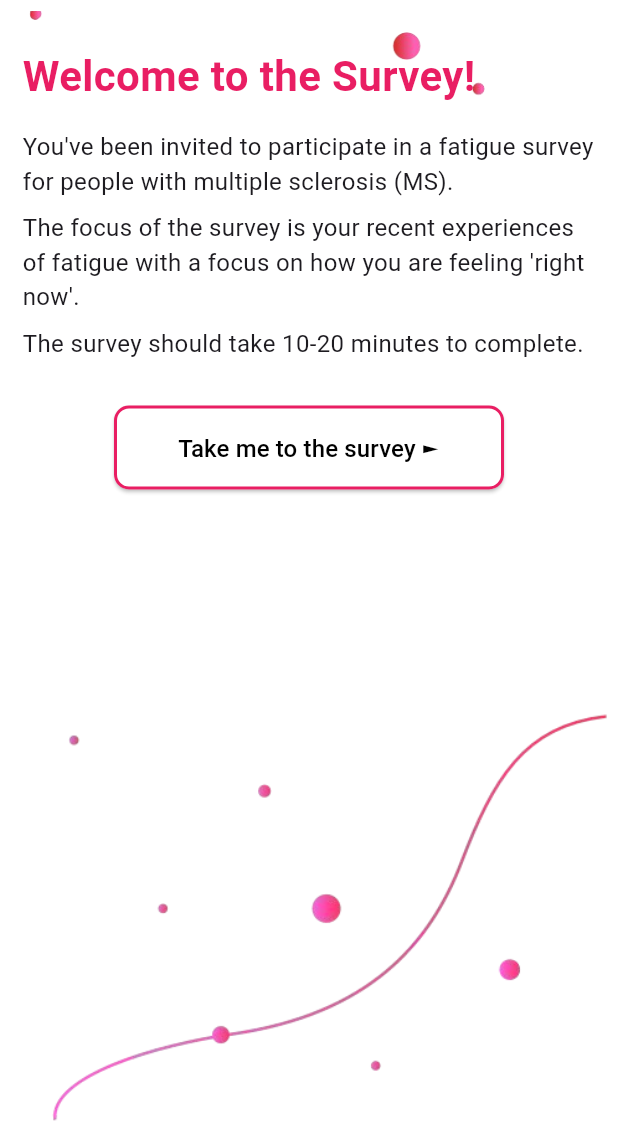
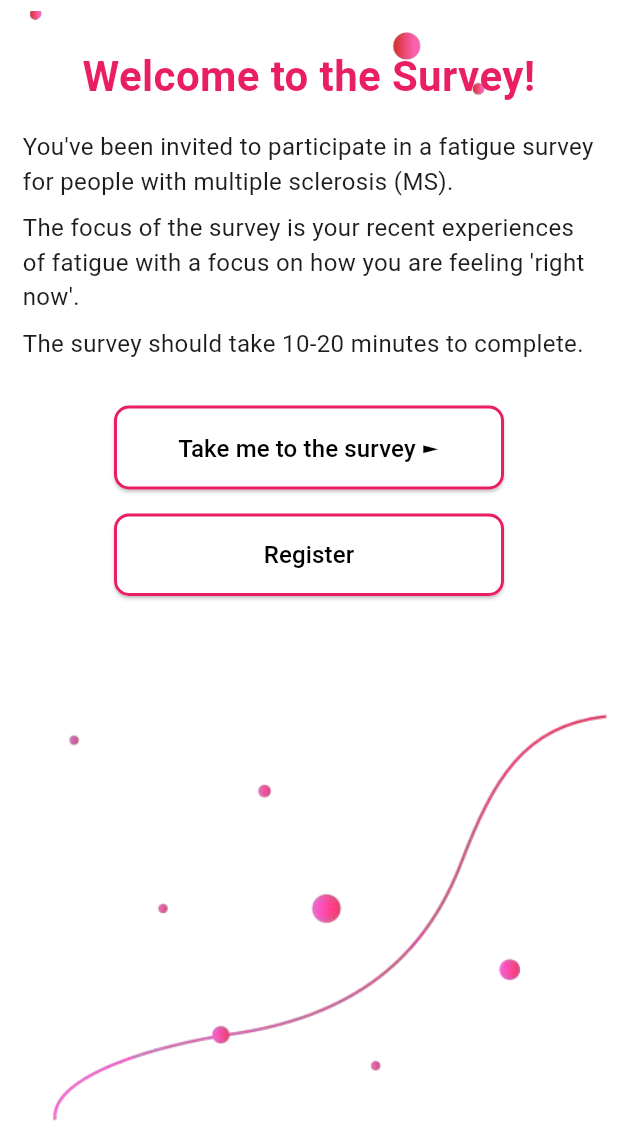
Before and after one commit to anusii/msfatigue, a Flutter app: the WelcomeScreen screen opened directly, on a phone screen of 412 x 824 dp, the part 109-1236 px from its top. Run offline on Flutter 3.47's test engine with Material 3 defaults, Android fonts, the phone set to English and light mode, and no system bars; our stand-ins replace equatable, flutter_bloc, flutter_markdown, gap, shared_preferences, universal_io; missing offline and left inert: rdflib, solidpod, window_manager; accounts and stored records are empty.

Commit message:
add Register button

```diff
--- a/lib/features/bloc/survey_bloc.dart
+++ b/lib/features/bloc/survey_bloc.dart
@@ -83,13 +83,11 @@ class SurveyBloc extends Bloc<SurveyEvent, SurveyState> {
   final SharedPreferences sharedPreferences; // Add this
   final String surveyFilename;
 
-
   SurveyBloc({required this.surveyFilename, required this.sharedPreferences})
       : super(SurveyState(
             responses: {},
             currentQuestionIndex: 0,
             surveyFilename: surveyFilename)) {
-
     on<InitializeSurvey>((event, emit) async {
       final Map<String, String?> responses = {
         for (var question in event.questions) question: null,
--- a/lib/welcome.dart
+++ b/lib/welcome.dart
@@ -1,7 +1,10 @@
 import 'package:flutter/material.dart';
+
+import 'package:shared_preferences/shared_preferences.dart';
 
 import 'package:msfatigue/questionnaire/consent.dart';
 import 'package:msfatigue/widgets/drawer/side_drawer.dart';
+import 'package:msfatigue/widgets/page/credentials_page.dart';
 
 class WelcomeScreen extends StatefulWidget {
   const WelcomeScreen({super.key});
@@ -12,14 +15,29 @@ class WelcomeScreen extends StatefulWidget {
 
 class _WelcomeScreenState extends State<WelcomeScreen> {
   final GlobalKey<ScaffoldState> _scaffoldKey = GlobalKey<ScaffoldState>();
+  String? preferredName;
 
   @override
   void initState() {
     super.initState();
+    _loadPreferredName();
+  }
+
+  Future<void> _loadPreferredName() async {
+    final prefs = await SharedPreferences.getInstance();
+    setState(() {
+      preferredName = prefs.getString('msfatigue_preferredName');
+    });
   }
 
   @override
   Widget build(BuildContext context) {
+    // Determine welcome text based on preferred name.
+
+    final welcomeText = (preferredName == null || preferredName!.isEmpty)
+        ? "Welcome to the Survey!"
+        : "Welcome $preferredName!";
+
     return Scaffold(
       key: _scaffoldKey,
       backgroundColor: Colors.white,
@@ -33,18 +51,14 @@ class _WelcomeScreenState extends State<WelcomeScreen> {
             height: 65,
           ),
         ),
-        iconTheme: const IconThemeData(
-          size: 50,
-        ),
+        iconTheme: const IconThemeData(size: 50),
       ),
       drawer: SideDrawer(scaffoldKey: _scaffoldKey),
       body: LayoutBuilder(
         builder: (context, constraints) {
           return SingleChildScrollView(
             child: ConstrainedBox(
-              constraints: BoxConstraints(
-                minHeight: constraints.maxHeight,
-              ),
+              constraints: BoxConstraints(minHeight: constraints.maxHeight),
               child: Column(
                 mainAxisAlignment: MainAxisAlignment.spaceBetween,
                 children: [
@@ -66,12 +80,15 @@ class _WelcomeScreenState extends State<WelcomeScreen> {
                                 fit: BoxFit.fitWidth,
                               ),
                             ),
-                            const Text(
-                              'Welcome to the Survey!',
-                              style: TextStyle(
-                                fontSize: 28,
-                                fontWeight: FontWeight.w600,
-                                color: Colors.pink,
+                            Center(
+                              child: Text(
+                                welcomeText,
+                                style: const TextStyle(
+                                  fontSize: 28,
+                                  fontWeight: FontWeight.w600,
+                                  color: Colors.pink,
+                                ),
+                                textAlign: TextAlign.center,
                               ),
                             ),
                           ],
@@ -126,6 +143,47 @@ class _WelcomeScreenState extends State<WelcomeScreen> {
                             ),
                           ),
                         ),
+                        // If credentials are missing, show the Register button.
+
+                        if (preferredName == null || preferredName!.isEmpty)
+                          Padding(
+                            padding: const EdgeInsets.only(top: 16.0),
+                            child: Center(
+                              child: SizedBox(
+                                width: 260,
+                                child: ElevatedButton(
+                                  onPressed: () {
+                                    Navigator.of(context)
+                                        .push(MaterialPageRoute(
+                                      builder: (_) => const CredentialsPage(),
+                                    ))
+                                        .then((_) {
+                                      _loadPreferredName();
+                                    });
+                                  },
+                                  style: ElevatedButton.styleFrom(
+                                    backgroundColor: Colors.white,
+                                    side: const BorderSide(
+                                      color: Colors.pink,
+                                      width: 2,
+                                    ),
+                                    padding: const EdgeInsets.symmetric(
+                                        vertical: 16),
+                                    shape: RoundedRectangleBorder(
+                                      borderRadius: BorderRadius.circular(10),
+                                    ),
+                                  ),
+                                  child: const Text(
+                                    "Register",
+                                    style: TextStyle(
+                                      fontSize: 16,
+                                      color: Colors.black,
+                                    ),
+                                  ),
+                                ),
+                              ),
+                            ),
+                          ),
                       ],
                     ),
                   ),
--- a/lib/widgets/page/check_credentials.dart
+++ b/lib/widgets/page/check_credentials.dart
@@ -61,8 +61,8 @@ class _CheckCredentialsState extends State<CheckCredentials> {
                       onPressed: () {
                         Navigator.of(context)
                             .push(MaterialPageRoute(
-                              builder: (_) => const CredentialsPage(),
-                            ))
+                          builder: (_) => const CredentialsPage(),
+                        ))
                             .then((_) {
                           // After returning, rebuild to re-check credentials.
 
```
Also changed, not shown: lib/main.dart (+10 -17 lines).
